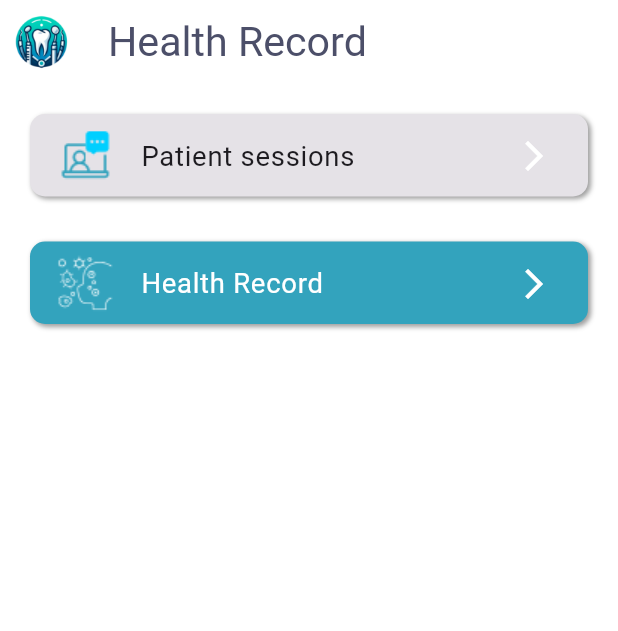
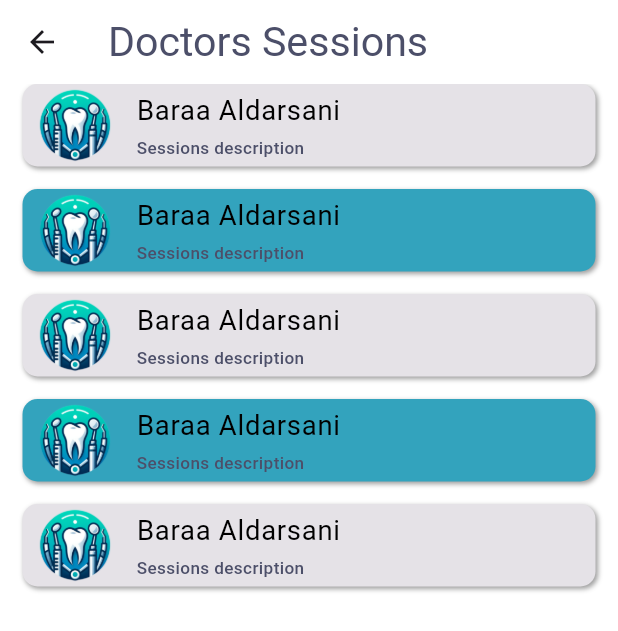
Before and after one commit to Baraa-Aldarsani/Smile-Care, a Flutter app: the HealthRecordScreen screen opened directly, after a tap on "Patient sessions", on a phone screen of 412 x 824 dp. Shown: the top 631 px of the screen. Run offline on Flutter 3.47's test engine with Material 3 defaults, Android fonts, the phone set to English and light mode, and no system bars; our stand-ins replace device_preview, flutter_screenutil, get, go_router, image_picker.

Commit message:
finish ui session patient

```diff
--- a/lib/core/app_router.dart
+++ b/lib/core/app_router.dart
@@ -19,9 +19,17 @@ enum Routes {
   main("/feautre/common/main"),
 
   home("/feautre/common/home"),
+  booking_appointment("/feautre/common/booking_appointment"),
+  my_appointment("/feautre/common/my_appointment"),
+  record_of_visits("/feautre/common/record_of_visits"),
+  required_materials("/feautre/common/required_materials"),
+  test_results("/feautre/common/test_results"),
 
   health_record("/feautre/health_record"),
   details_health_record("/feautre/details_health_record"),
+  doctors_sessions("/feautre/doctors_sessions"),
+  patient_sessions("/feautre/patient_sessions"),
+  session_summary("/feautre/session_summary"),
 
   profile("/feautre/profile"),
   edit_profile("/feautre/edit-profile"),
@@ -66,6 +74,46 @@ class AppRoute {
         name: Routes.details_health_record.name,
         builder: (context, state) => DetailsHealthRecordScreen(),
       ),
+      GoRoute(
+        path: Routes.doctors_sessions.path,
+        name: Routes.doctors_sessions.name,
+        builder: (context, state) => DoctorsSessions(),
+      ),
+      GoRoute(
+        path: Routes.patient_sessions.path,
+        name: Routes.patient_sessions.name,
+        builder: (context, state) => PatientSessions(),
+      ),
+      GoRoute(
+        path: Routes.session_summary.path,
+        name: Routes.session_summary.name,
+        builder: (context, state) => SessionSummary(),
+      ),
+      GoRoute(
+        path: Routes.booking_appointment.path,
+        name: Routes.booking_appointment.name,
+        builder: (context, state) => BookingAppointment(),
+      ),
+      GoRoute(
+        path: Routes.my_appointment.path,
+        name: Routes.my_appointment.name,
+        builder: (context, state) => MyAppointment(),
+      ),
+      GoRoute(
+        path: Routes.record_of_visits.path,
+        name: Routes.record_of_visits.name,
+        builder: (context, state) => RecordOfVisits(),
+      ),
+      GoRoute(
+        path: Routes.required_materials.path,
+        name: Routes.required_materials.name,
+        builder: (context, state) => RequiredMaterials(),
+      ),
+      GoRoute(
+        path: Routes.test_results.path,
+        name: Routes.test_results.name,
+        builder: (context, state) => TestResults(),
+      ),
       ShellRoute(
         builder: (context, state, child) => MainScreen(child: child),
         routes: [
@@ -87,7 +135,7 @@ class AppRoute {
         ],
       ),
     ],
-    initialLocation: Routes.health_record.path,
+    initialLocation: Routes.home.path,
     routerNeglect: true,
     debugLogDiagnostics: kDebugMode,
   );
--- a/lib/feautre/common/home/controller/home_controller.dart
+++ b/lib/feautre/common/home/controller/home_controller.dart
@@ -12,8 +12,8 @@ class HomeController extends GetxController {
     update();
   }
   List<String> title = [
-    "Booking Appointment",
-    "Record of visits",
+    "Booking \nAppointment",
+    "Record of \nvisits",
     "My Appoitment",
     "Required materials",
     "Test results",
--- a/lib/feautre/common/home/home.dart
+++ b/lib/feautre/common/home/home.dart
@@ -1,3 +1,8 @@
 export 'view/home_view.dart';
 export 'controller/home_controller.dart';
 export 'controller/image_slider_controller.dart';
+export 'view/booking_appointment.dart';
+export 'view/my_appointment.dart';
+export 'view/record_of_visits.dart';
+export 'view/required_materials.dart';
+export 'view/test_results.dart';
--- a/lib/feautre/health_record/health_record.dart
+++ b/lib/feautre/health_record/health_record.dart
@@ -2,3 +2,6 @@ export 'view/health_record_screen.dart';
 export 'view/details_health_record_screen.dart';
 export 'controller/sterpper_controller.dart';
 export 'model/mdeicine_model.dart';
+export 'view/doctors_sessions.dart';
+export 'view/patient_sessions.dart';
+export 'view/session_summary.dart';
--- a/lib/feautre/health_record/view/details_health_record_screen.dart
+++ b/lib/feautre/health_record/view/details_health_record_screen.dart
@@ -1,3 +1,5 @@
+// ignore_for_file: must_be_immutable
+
 import 'dart:io';
 
 import 'package:flutter/material.dart';
--- /dev/null
+++ b/lib/feautre/health_record/view/doctors_sessions.dart
@@ -0,0 +1,72 @@
+import 'package:flutter/material.dart';
+import 'package:go_router/go_router.dart';
+import 'package:smile_care/core/core.dart';
+
+class DoctorsSessions extends StatelessWidget {
+  const DoctorsSessions({super.key});
+
+  @override
+  Widget build(BuildContext context) {
+    return Scaffold(
+      appBar: AppBar(
+        backgroundColor: Palette.background,
+        title: const Text("Doctors Sessions"),
+        titleTextStyle: Theme.of(context).textTheme.headlineSmall,
+      ),
+      body: ListView.separated(
+        itemCount: 5,
+        itemBuilder: (context, index) {
+          return Container(
+            height: 55,
+            margin: const EdgeInsets.symmetric(horizontal: 15),
+            decoration: BoxDecoration(
+              color: index % 2 == 0 ? Palette.grey : Palette.primary,
+              borderRadius: const BorderRadius.all(Radius.circular(10)),
+              boxShadow: [
+                BoxShadow(
+                  color: Colors.grey.shade500,
+                  offset: const Offset(1.5, 1.5),
+                  blurRadius: 2,
+                )
+              ],
+            ),
+            child: InkWell(
+              onTap: () {
+                context.push(Routes.patient_sessions.path);
+              },
+              child: _bodyWidget(context),
+            ),
+          );
+        },
+        separatorBuilder: (context, index) => const SizedBox(height: 15),
+      ),
+    );
+  }
+
+  Widget _bodyWidget(BuildContext context) {
+    return Row(
+      children: [
+        const SizedBox(width: 10),
+        ClipOval(
+          child: Image.asset("assets/images/Capture.png", fit: BoxFit.cover),
+        ),
+        const SizedBox(width: 15),
+        Column(
+          crossAxisAlignment: CrossAxisAlignment.start,
+          mainAxisAlignment: MainAxisAlignment.spaceEvenly,
+          children: [
+            Text(
+              "Baraa Aldarsani",
+              style: Theme.of(context).textTheme.bodyLarge?.copyWith(
+                  color: Theme.of(context).extension<EXTColors>()!.black),
+            ),
+            Text(
+              "Sessions description",
+              style: Theme.of(context).textTheme.labelSmall,
+            ),
+          ],
+        ),
+      ],
+    );
+  }
+}
--- a/lib/feautre/health_record/view/health_record_screen.dart
+++ b/lib/feautre/health_record/view/health_record_screen.dart
@@ -22,7 +22,9 @@ class HealthRecordScreen extends StatelessWidget {
         child: Column(
           children: [
             InkWell(
-              onTap: () {},
+              onTap: () {
+                context.push(Routes.doctors_sessions.path);
+              },
               child: Container(
                 height: 55,
                 decoration: BoxDecoration(
```
Also changed, not shown: lib/feautre/common/home/view/booking_appointment.dart (added, +20 -0 lines), lib/feautre/common/home/view/home_view.dart (+40 -3 lines), lib/feautre/common/home/view/my_appointment.dart (added, +20 -0 lines), lib/feautre/common/home/view/record_of_visits.dart (added, +20 -0 lines), lib/feautre/common/home/view/required_materials.dart (added, +21 -0 lines), lib/feautre/common/home/view/test_results.dart (added, +20 -0 lines), lib/feautre/health_record/view/patient_sessions.dart (added, +161 -0 lines), lib/feautre/health_record/view/session_summary.dart (added, +107 -0 lines), assets/images/summary.png (added).
